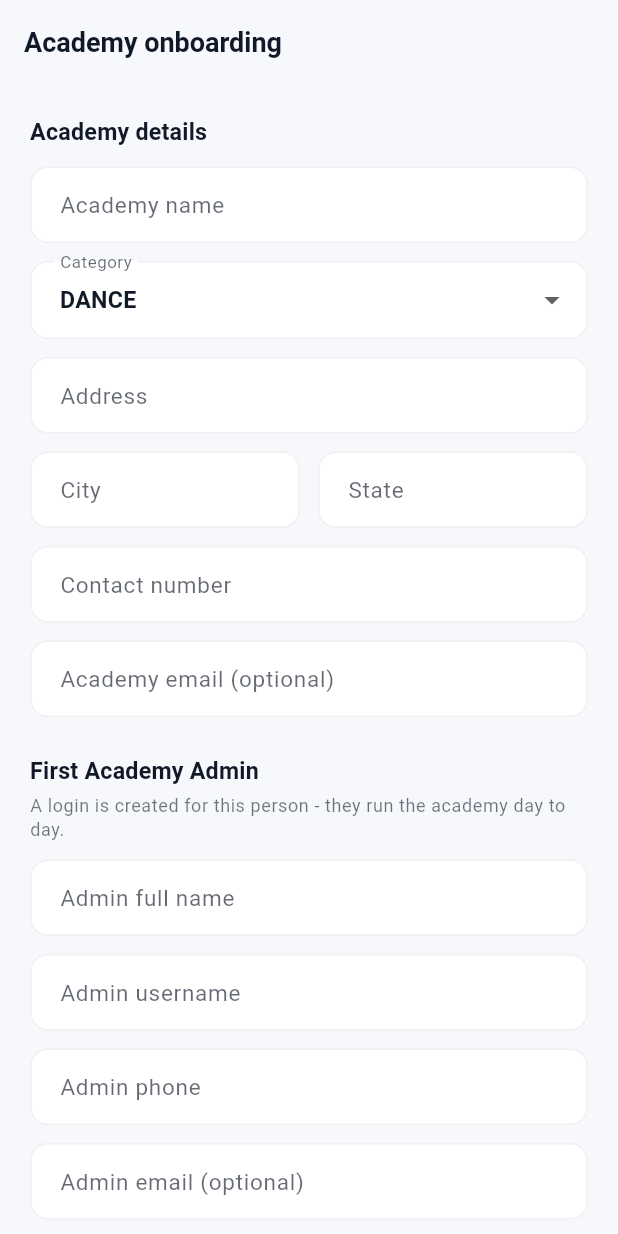
After one commit to kalaapp2026/OwleoDev, a Flutter app: the AcademyOnboardingScreen screen opened by its route, on a phone screen of 412 x 824 dp. The commit adds this screen. Run offline on Flutter 3.47's test engine with Material 3 defaults, Android fonts, the phone set to English and light mode, and no system bars; our stand-ins replace audioplayers, dio, file_picker, flutter_riverpod, flutter_secure_storage, go_router and 2 more; accounts and stored records are empty.

Commit message:
Super Admin ERP access + academy onboarding; fix release APK networking
- Declare INTERNET permission in the main AndroidManifest (Flutter only puts it in
  the debug/profile manifests, so release APKs shipped with no network access and
  every API call failed instantly with "could not reach the server").
- Give Super Admin ERP access (they have no academy membership, so hasErpAccess was
  false and they were locked out of the ERP side entirely).
- Add academy onboarding (POST /academies) UI - a Super-Admin-only Dashboard tile,
  screen, and API. Scope ErpAction visibility so a Super Admin only sees the
  onboarding tile, not within-academy tools that need an active academy to work.

```diff
--- a/NEST_FE/lib/app/router/app_router.dart
+++ b/NEST_FE/lib/app/router/app_router.dart
@@ -5,6 +5,7 @@ import 'package:nest_fe/core/auth/session_controller.dart';
 import 'package:nest_fe/core/auth/session_state.dart';
 import 'package:nest_fe/core/widgets/owleo_wordmark.dart';
 import 'package:nest_fe/features/academy/presentation/academy_info_screen.dart';
+import 'package:nest_fe/features/academy/presentation/academy_onboarding_screen.dart';
 import 'package:nest_fe/features/attendance/presentation/attendance_screen.dart';
 import 'package:nest_fe/features/auth/presentation/login_screen.dart';
 import 'package:nest_fe/features/curriculum/presentation/course_management_screen.dart';
@@ -39,6 +40,7 @@ final routerProvider = Provider<GoRouter>((ref) {
       GoRoute(path: '/erp/events/new', builder: (context, state) => const EventCreateScreen()),
       GoRoute(path: '/erp/syllabus', builder: (context, state) => const SyllabusScreen()),
       GoRoute(path: '/erp/academy', builder: (context, state) => const AcademyInfoScreen()),
+      GoRoute(path: '/erp/academies/new', builder: (context, state) => const AcademyOnboardingScreen()),
       GoRoute(path: '/erp/scheduling', builder: (context, state) => const SchedulingScreen()),
       GoRoute(path: '/erp/scheduling/reschedule', builder: (context, state) => const RescheduleScreen()),
       GoRoute(path: '/erp/attendance', builder: (context, state) => const AttendanceScreen()),
--- a/NEST_FE/lib/core/auth/user_profile.dart
+++ b/NEST_FE/lib/core/auth/user_profile.dart
@@ -67,7 +67,10 @@ class UserProfile {
   bool get isSuperAdmin => role == 'SUPER_ADMIN';
   bool get isArtist => role == 'ARTIST';
   bool get isGuest => role == 'GUEST';
-  bool get hasErpAccess => memberships.isNotEmpty;
+  // A Super Admin has no academy membership (they operate across tenants, onboarding academies -
+  // PRD 2.4), so they'd otherwise be locked out of the ERP side entirely. Their ERP home is the
+  // academy-onboarding tile, not the within-academy tools an academy member sees.
+  bool get hasErpAccess => memberships.isNotEmpty || isSuperAdmin;
   bool get hasMultipleAcademies => memberships.length > 1;
 
   MembershipSummary? get activeMembership {
--- /dev/null
+++ b/NEST_FE/lib/features/academy/data/academy_onboarding_api.dart
@@ -0,0 +1,66 @@
+import 'package:nest_fe/core/network/dio_client.dart';
+
+/// Result of onboarding a new academy - the created academy plus the first Academy Admin's
+/// generated credentials. The temp password is surfaced here (Phase 1) so the Super Admin can
+/// hand it over manually; a real deploy would email/SMS it instead (PRD 3.2).
+class OnboardAcademyResult {
+  final String academyId;
+  final String academyName;
+  final String adminUsername;
+  final String adminTemporaryPassword;
+
+  OnboardAcademyResult({
+    required this.academyId,
+    required this.academyName,
+    required this.adminUsername,
+    required this.adminTemporaryPassword,
+  });
+
+  factory OnboardAcademyResult.fromJson(Map<String, dynamic> json) {
+    final academy = json['academy'] as Map<String, dynamic>;
+    return OnboardAcademyResult(
+      academyId: academy['id'] as String,
+      academyName: academy['name'] as String,
+      adminUsername: json['adminUsername'] as String,
+      adminTemporaryPassword: json['adminTemporaryPassword'] as String,
+    );
+  }
+}
+
+class AcademyOnboardingApi {
+  AcademyOnboardingApi(this._client);
+  final DioClient _client;
+
+  Future<OnboardAcademyResult> onboard({
+    required String academyName,
+    required String category,
+    required String address,
+    required String city,
+    required String state,
+    required String contactNumber,
+    String? email,
+    String? plan,
+    required String adminUsername,
+    required String adminFullName,
+    required String adminPhone,
+    String? adminEmail,
+  }) {
+    return _client.call(
+      (dio) => dio.post('/academies', data: {
+        'academyName': academyName,
+        'category': category,
+        'address': address,
+        'city': city,
+        'state': state,
+        'contactNumber': contactNumber,
+        'email': email,
+        'plan': plan,
+        'adminUsername': adminUsername,
+        'adminFullName': adminFullName,
+        'adminPhone': adminPhone,
+        'adminEmail': adminEmail,
+      }),
+      (data) => OnboardAcademyResult.fromJson(data as Map<String, dynamic>),
+    );
+  }
+}
--- /dev/null
+++ b/NEST_FE/lib/features/academy/presentation/academy_onboarding_screen.dart
@@ -0,0 +1,198 @@
+import 'package:flutter/material.dart';
+import 'package:flutter_riverpod/flutter_riverpod.dart';
+import 'package:nest_fe/core/error/api_exception.dart';
+import 'package:nest_fe/core/providers/core_providers.dart';
+import 'package:nest_fe/core/widgets/app_notice.dart';
+import 'package:nest_fe/features/academy/data/academy_onboarding_api.dart';
+
+final academyOnboardingApiProvider = Provider((ref) => AcademyOnboardingApi(ref.watch(dioClientProvider)));
+
+const _categories = ['DANCE', 'MUSIC', 'MULTI_DISCIPLINE'];
+
+/// PRD 3.2 / 2.4: Super Admin onboards an academy plus its first Academy Admin in one form. On
+/// success the admin's generated temp password is shown once so it can be handed over.
+class AcademyOnboardingScreen extends ConsumerStatefulWidget {
+  const AcademyOnboardingScreen({super.key});
+
+  @override
+  ConsumerState<AcademyOnboardingScreen> createState() => _AcademyOnboardingScreenState();
+}
+
+class _AcademyOnboardingScreenState extends ConsumerState<AcademyOnboardingScreen> {
+  final _academyName = TextEditingController();
+  final _address = TextEditingController();
+  final _city = TextEditingController();
+  final _state = TextEditingController();
+  final _contactNumber = TextEditingController();
+  final _email = TextEditingController();
+  final _adminUsername = TextEditingController();
+  final _adminFullName = TextEditingController();
+  final _adminPhone = TextEditingController();
+  final _adminEmail = TextEditingController();
+
+  String _category = _categories.first;
+  bool _isSaving = false;
+  OnboardAcademyResult? _result;
+
+  @override
+  void dispose() {
+    for (final c in [
+      _academyName, _address, _city, _state, _contactNumber, _email,
+      _adminUsername, _adminFullName, _adminPhone, _adminEmail,
+    ]) {
+      c.dispose();
+    }
+    super.dispose();
+  }
+
+  bool get _canSubmit =>
+      _academyName.text.trim().isNotEmpty &&
+      _address.text.trim().isNotEmpty &&
+      _city.text.trim().isNotEmpty &&
+      _state.text.trim().isNotEmpty &&
+      _contactNumber.text.trim().isNotEmpty &&
+      _adminUsername.text.trim().isNotEmpty &&
+      _adminFullName.text.trim().isNotEmpty &&
+      _adminPhone.text.trim().isNotEmpty;
+
+  Future<void> _submit() async {
+    setState(() => _isSaving = true);
+    try {
+      final result = await ref.read(academyOnboardingApiProvider).onboard(
+            academyName: _academyName.text.trim(),
+            category: _category,
+            address: _address.text.trim(),
+            city: _city.text.trim(),
+            state: _state.text.trim(),
+            contactNumber: _contactNumber.text.trim(),
+            email: _email.text.trim().isEmpty ? null : _email.text.trim(),
+            adminUsername: _adminUsername.text.trim(),
+            adminFullName: _adminFullName.text.trim(),
+            adminPhone: _adminPhone.text.trim(),
+            adminEmail: _adminEmail.text.trim().isEmpty ? null : _adminEmail.text.trim(),
+          );
+      if (mounted) setState(() => _result = result);
+    } on ApiException catch (e) {
+      if (mounted) AppNotice.error(context, e.message);
+    } finally {
+      if (mounted) setState(() => _isSaving = false);
+    }
+  }
+
+  @override
+  Widget build(BuildContext context) {
+    return Scaffold(
+      appBar: AppBar(title: const Text('Academy onboarding')),
+      body: _result != null ? _SuccessView(result: _result!) : _buildForm(context),
+    );
+  }
+
+  Widget _buildForm(BuildContext context) {
+    return ListView(
+      padding: const EdgeInsets.all(20),
+      children: [
+        Text('Academy details', style: Theme.of(context).textTheme.titleMedium),
+        const SizedBox(height: 12),
+        TextField(controller: _academyName, decoration: const InputDecoration(labelText: 'Academy name'), onChanged: (_) => setState(() {})),
+        const SizedBox(height: 12),
+        DropdownButtonFormField<String>(
+          initialValue: _category,
+          decoration: const InputDecoration(labelText: 'Category'),
+          items: _categories.map((c) => DropdownMenuItem(value: c, child: Text(c.replaceAll('_', ' ')))).toList(),
+          onChanged: (v) => setState(() => _category = v!),
+        ),
+        const SizedBox(height: 12),
+        TextField(controller: _address, decoration: const InputDecoration(labelText: 'Address'), onChanged: (_) => setState(() {})),
+        const SizedBox(height: 12),
+        Row(
+          children: [
+            Expanded(child: TextField(controller: _city, decoration: const InputDecoration(labelText: 'City'), onChanged: (_) => setState(() {}))),
+            const SizedBox(width: 12),
+            Expanded(child: TextField(controller: _state, decoration: const InputDecoration(labelText: 'State'), onChanged: (_) => setState(() {}))),
+          ],
+        ),
+        const SizedBox(height: 12),
+        TextField(controller: _contactNumber, keyboardType: TextInputType.phone, decoration: const InputDecoration(labelText: 'Contact number'), onChanged: (_) => setState(() {})),
+        const SizedBox(height: 12),
+        TextField(controller: _email, keyboardType: TextInputType.emailAddress, decoration: const InputDecoration(labelText: 'Academy email (optional)')),
+        const SizedBox(height: 24),
+        Text('First Academy Admin', style: Theme.of(context).textTheme.titleMedium),
+        const SizedBox(height: 4),
+        Text('A login is created for this person - they run the academy day to day.', style: Theme.of(context).textTheme.bodySmall),
+        const SizedBox(height: 12),
+        TextField(controller: _adminFullName, decoration: const InputDecoration(labelText: 'Admin full name'), onChanged: (_) => setState(() {})),
+        const SizedBox(height: 12),
+        TextField(controller: _adminUsername, decoration: const InputDecoration(labelText: 'Admin username'), onChanged: (_) => setState(() {})),
+        const SizedBox(height: 12),
+        TextField(controller: _adminPhone, keyboardType: TextInputType.phone, decoration: const InputDecoration(labelText: 'Admin phone'), onChanged: (_) => setState(() {})),
+        const SizedBox(height: 12),
+        TextField(controller: _adminEmail, keyboardType: TextInputType.emailAddress, decoration: const InputDecoration(labelText: 'Admin email (optional)')),
+        const SizedBox(height: 24),
+        ElevatedButton(
+          onPressed: (_isSaving || !_canSubmit) ? null : _submit,
+          child: _isSaving
+              ? const SizedBox(height: 18, width: 18, child: CircularProgressIndicator(strokeWidth: 2))
+              : const Text('Create academy'),
+        ),
+      ],
+    );
+  }
+}
+
+class _SuccessView extends StatelessWidget {
+  const _SuccessView({required this.result});
+  final OnboardAcademyResult result;
+
+  @override
+  Widget build(BuildContext context) {
+    final colorScheme = Theme.of(context).colorScheme;
+    return ListView(
+      padding: const EdgeInsets.all(20),
+      children: [
+        Icon(Icons.check_circle_outline, color: colorScheme.primary, size: 48),
+        const SizedBox(height: 12),
+        Text('${result.academyName} created', style: Theme.of(context).textTheme.titleLarge, textAlign: TextAlign.center),
+        const SizedBox(height: 24),
+        Card(
+          color: colorScheme.primaryContainer.withValues(alpha: 0.35),
+          child: Padding(
+            padding: const EdgeInsets.all(16),
+            child: Column(
+              crossAxisAlignment: CrossAxisAlignment.start,
+              children: [
+                Text('Admin login', style: Theme.of(context).textTheme.titleSmall),
+                const SizedBox(height: 10),
+                _CredRow(label: 'Username', value: result.adminUsername),
+                const SizedBox(height: 6),
+                _CredRow(label: 'Temp password', value: result.adminTemporaryPassword),
+                const SizedBox(height: 12),
+                Text(
+                  'Share these with the academy admin. They\'ll be asked to change the password on first login.',
+                  style: Theme.of(context).textTheme.bodySmall,
+                ),
+              ],
+            ),
+          ),
+        ),
+        const SizedBox(height: 24),
+        OutlinedButton(onPressed: () => Navigator.of(context).pop(), child: const Text('Done')),
+      ],
+    );
+  }
+}
+
+class _CredRow extends StatelessWidget {
+  const _CredRow({required this.label, required this.value});
+  final String label;
+  final String value;
+
+  @override
+  Widget build(BuildContext context) {
+    return Row(
+      children: [
+        SizedBox(width: 120, child: Text(label, style: Theme.of(context).textTheme.bodySmall)),
+        Expanded(child: SelectableText(value, style: const TextStyle(fontWeight: FontWeight.w700, fontSize: 15))),
+      ],
+    );
+  }
+}
```
Also changed, not shown: NEST_FE/lib/features/shell/domain/erp_action.dart (+13 -2 lines), 1 other file.
